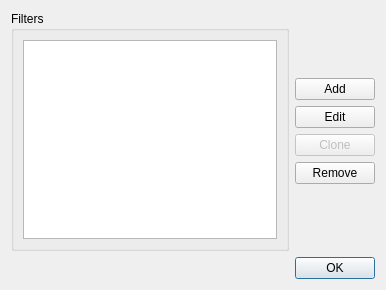
Above: ui/QSOFilterDialog.ui from foldynl/QLog before the change. Below: the same form after it.
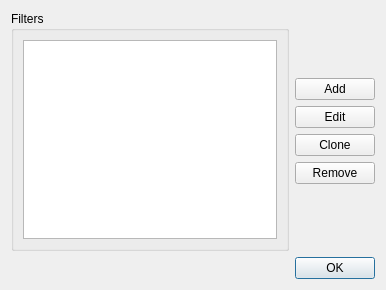
That is the form after the change.

Commit message: QSO Filter Alert Dialog - Enable/Disable button based on selection

```diff
--- a/ui/QSOFilterDialog.ui
+++ b/ui/QSOFilterDialog.ui
@@ -63,9 +63,6 @@
        </item>
        <item>
         <widget class="QPushButton" name="cloneFilterButton">
-         <property name="enabled">
-          <bool>false</bool>
-         </property>
          <property name="text">
           <string>Clone</string>
          </property>
```
The commit also changes 5 other files.
